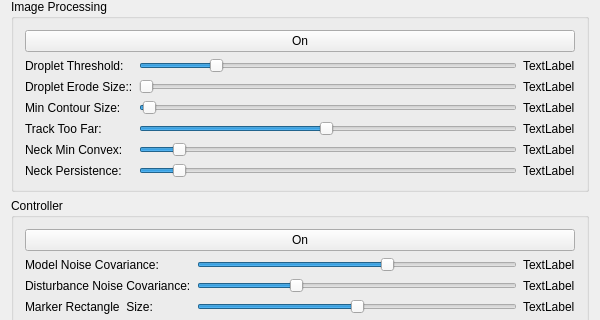
First picture: the form in EVA01/ueva/dashboard.ui, repository DaveSketchySpeedway/RoboDrop, before the edit; both pictures show x 0 to 600 and y 379 to 699 of the 600 by 800 pixel window.
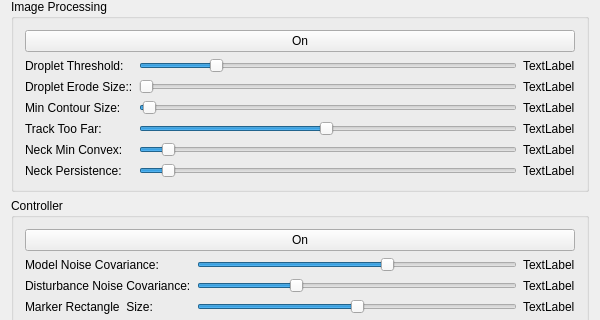
Second picture: the form after the edit.

What changed in the file:
```diff
--- a/EVA01/ueva/dashboard.ui
+++ b/EVA01/ueva/dashboard.ui
@@ -307,7 +307,10 @@
              <number>1</number>
             </property>
             <property name="value">
-             <number>10</number>
+             <number>7</number>
+            </property>
+            <property name="sliderPosition">
+             <number>7</number>
             </property>
             <property name="orientation">
              <enum>Qt::Horizontal</enum>
@@ -359,7 +362,7 @@
              <number>1</number>
             </property>
             <property name="value">
-             <number>10</number>
+             <number>7</number>
             </property>
             <property name="orientation">
              <enum>Qt::Horizontal</enum>
```
